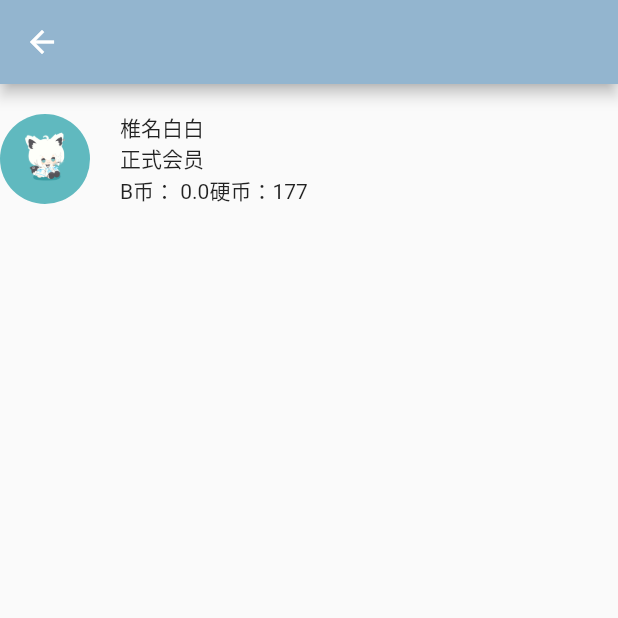
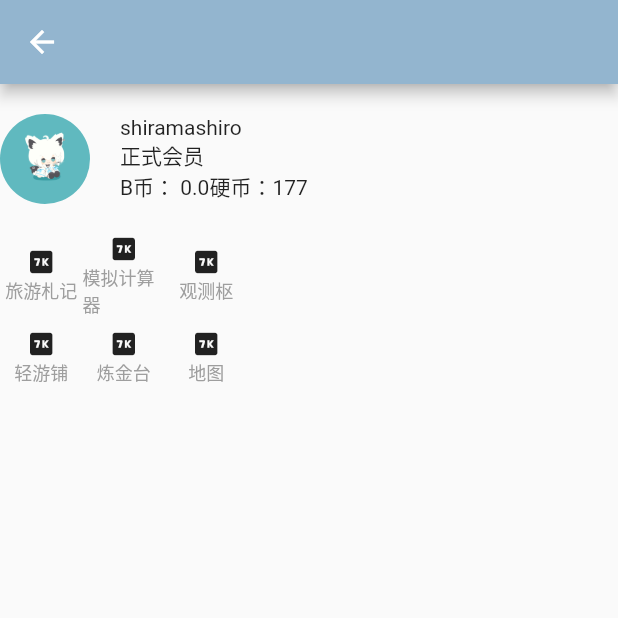
Before and after one commit to shiramashiro/qingyou_mobile, a Flutter app: the UserPage screen opened directly, on a phone screen of 412 x 824 dp, the top half of it. Run offline on Flutter 3.47's test engine with Material 2 defaults, Android fonts, the phone set to English and light mode, and no system bars; our stand-ins replace dio, flutter_easyloading, flutter_screenutil, image_picker, shared_preferences; missing offline and left inert: proste_indexed_stack; accounts and stored records are empty.

Commit message:
我的界面创建用户工具V1.0

```diff
--- a/lib/apis/api_config.dart
+++ b/lib/apis/api_config.dart
@@ -2,5 +2,6 @@
 
 class APIConfig {
   final Dio dio = Dio();
-  final String baseURL = "http://1.116.123.44:8080";
+  // final String baseURL = "http://1.116.123.44:8080";
+  final String baseURL = "http://10.0.2.2:8080";
 }
--- a/lib/components/text_icon.dart
+++ b/lib/components/text_icon.dart
@@ -34,7 +34,7 @@
           mainAxisAlignment: MainAxisAlignment.center,
           children: [
             iconPath == null
-                ? Icon(icon)
+                ? Icon(icon, size: iconSize)
                 : Image(
                     image: AssetImage(iconPath!),
                     width: iconSize,
--- a/lib/pages/user_page.dart
+++ b/lib/pages/user_page.dart
@@ -1,5 +1,6 @@
 import 'package:flutter/material.dart';
 import 'package:qingyuo_mobile/components/avatar.dart';
+import 'package:qingyuo_mobile/components/text_icon.dart';
 
 class UserPage extends StatefulWidget {
   const UserPage({Key? key}) : super(key: key);
@@ -9,46 +10,83 @@
 }
 
 class _UserPageState extends State<UserPage> {
-  @override
-  Widget build(BuildContext context) {
-    return Scaffold(
-      appBar: AppBar(),
-      body: Row(
-        children: [
-          // 个人平片
-          Container(
-            height: 100,
-            // 整体横向布局
-            child: Row(
-              mainAxisAlignment: MainAxisAlignment.center,
-              crossAxisAlignment: CrossAxisAlignment.center,
-              children: [
-                // 用户头像
-                 Avatar(url: 'assets/images/95893409_p0.jpg', size: 60),
-                // 个人信息栏
-                Container(
-                  margin: EdgeInsets.only(left: 20),
+  Map<String, Object?> _data = {'uname': 'shiramashiro', 'sex': '', 'signature': '', 'id': '', 'avatar': 'assets/images/95893409_p0.jpg'};
+
+  Widget _createUserBrief() {
+    return Container(
+      margin: const EdgeInsets.only(left: 20),
       child: Column(
         mainAxisAlignment: MainAxisAlignment.center,
         crossAxisAlignment: CrossAxisAlignment.start,
         children: [
-                      Text('椎名白白'),
+          Text(_data['uname'].toString()),
           Text('正式会员'),
           // 钱包信息
           Row(
-                        children: [
-                          Text('B币： 0.0'),
-                          Text('硬币：177'),
-                        ],
-                      )
-                    ],
-                  ),
-                )
-              ],
-            ),
+            children: [Text('B币： 0.0'), Text('硬币：177')],
           )
         ],
       ),
     );
   }
+
+  Widget _createUserPlank() {
+    return Container(
+      height: 100,
+      child: Row(
+        mainAxisAlignment: MainAxisAlignment.start,
+        crossAxisAlignment: CrossAxisAlignment.center,
+        children: [
+          const Avatar(url: 'assets/images/95893409_p0.jpg', size: 60),
+          _createUserBrief(),
+        ],
+      ),
+    );
   }
+
+  Widget _createUserUtils() {
+    return Column(
+      mainAxisAlignment: MainAxisAlignment.spaceBetween,
+      crossAxisAlignment: CrossAxisAlignment.center,
+      children: [
+        Row(
+          children: [
+            TextIcon(text: '旅游札记', icon: Icons.seven_k, iconSize: 20),
+            TextIcon(text: '模拟计算器', icon: Icons.seven_k, iconSize: 20),
+            TextIcon(text: '观测枢', icon: Icons.seven_k, iconSize: 20),
+          ],
+        ),
+        Row(
+          children: [
+            TextIcon(text: '轻游铺', icon: Icons.seven_k, iconSize: 20),
+            TextIcon(text: '炼金台', icon: Icons.seven_k, iconSize: 20),
+            TextIcon(text: '地图', icon: Icons.seven_k, iconSize: 20),
+          ],
+        )
+      ],
+    );
+  }
+
+  Widget _createUserService() {
+    return Container();
+  }
+
+  Widget _createUserExploration() {
+    return Container();
+  }
+
+  @override
+  Widget build(BuildContext context) {
+    return Scaffold(
+      appBar: AppBar(),
+      body: Column(
+        children: [
+          _createUserPlank(),
+          _createUserUtils(),
+          _createUserService(),
+          _createUserExploration(),
+        ],
+      ),
+    );
+  }
+}
```
Also changed, not shown: lib/pages/slices/user_page/subslice/avatar_preview.dart (deleted, +0 -60 lines), lib/pages/slices/user_page/subslice/uname_editing.dart (added, +79 -0 lines), lib/pages/slices/user_page/user_profile.dart (+6 -1 lines), lib/service/slices/user_page/subslice/avatar_preview_service.dart (deleted, +0 -27 lines), lib/service/slices/user_page/user_profile_service.dart (+6 -1 lines). Lines whose indentation alone changed are shown as unchanged.
